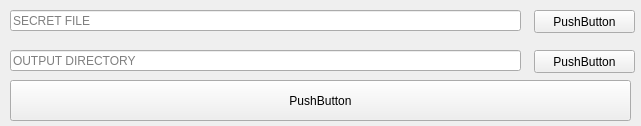
Eptor/Hides, file Designer_Files/decrypt_menu.ui: the form before one commit.
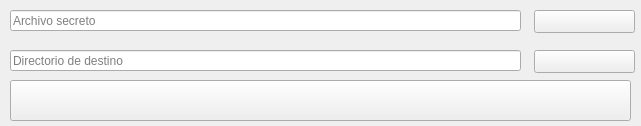
The form after the commit. Icons and pictures are not drawn.

Commit message: Los archivos del Designer ahora concuerdan con las ventanas

```diff
--- a/Designer_Files/decrypt_menu.ui
+++ b/Designer_Files/decrypt_menu.ui
@@ -24,7 +24,11 @@
      </rect>
     </property>
     <property name="text">
-     <string>PushButton</string>
+     <string/>
+    </property>
+    <property name="icon">
+     <iconset>
+      <normaloff>../Icons/zip-file-search.png</normaloff>../Icons/zip-file-search.png</iconset>
     </property>
    </widget>
    <widget class="QLineEdit" name="unzip_file">
@@ -40,7 +44,7 @@
      <bool>true</bool>
     </property>
     <property name="placeholderText">
-     <string>SECRET FILE</string>
+     <string>Archivo secreto</string>
     </property>
    </widget>
    <widget class="QPushButton" name="output_dir_search">
@@ -53,7 +57,11 @@
      </rect>
     </property>
     <property name="text">
-     <string>PushButton</string>
+     <string/>
+    </property>
+    <property name="icon">
+     <iconset>
+      <normaloff>../Icons/folder-search.png</normaloff>../Icons/folder-search.png</iconset>
     </property>
    </widget>
    <widget class="QLineEdit" name="output_dir">
@@ -69,7 +77,7 @@
      <bool>true</bool>
     </property>
     <property name="placeholderText">
-     <string>OUTPUT DIRECTORY</string>
+     <string>Directorio de destino</string>
     </property>
    </widget>
    <widget class="QPushButton" name="start">
@@ -82,7 +90,11 @@
      </rect>
     </property>
     <property name="text">
-     <string>PushButton</string>
+     <string/>
+    </property>
+    <property name="icon">
+     <iconset>
+      <normaloff>../Icons/terminal.png</normaloff>../Icons/terminal.png</iconset>
     </property>
    </widget>
   </widget>
```
Left out of the diff: 2 changed lines with no effect on the pictures. The commit also changes 3 other files.
